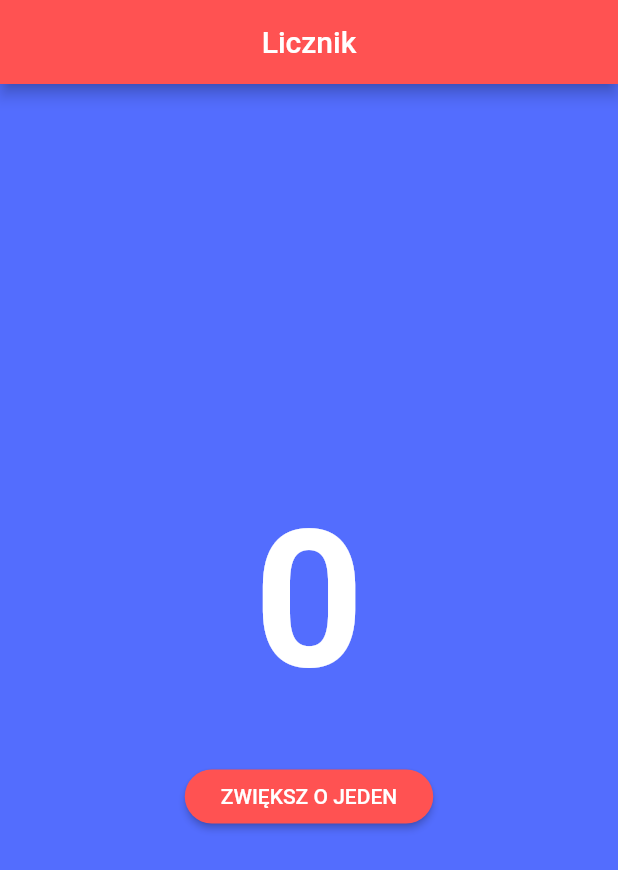
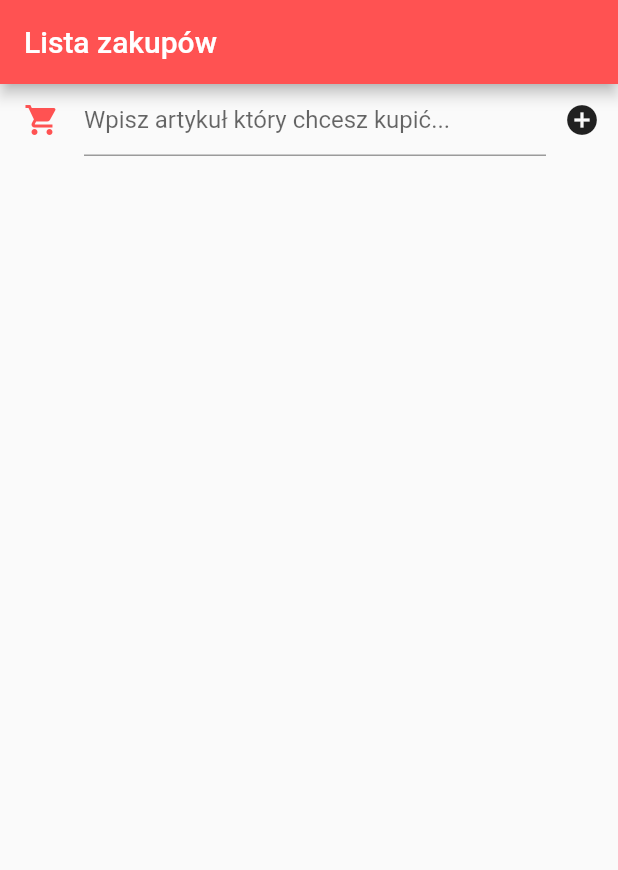
Before and after one commit to jlukas99/flutter-przyspieszony-kurs, a Flutter app: the screen it shows after launch, on a phone screen of 412 x 824 dp. Shown: the top 870 px of the screen. Run offline on Flutter 3.47's test engine with Material 2 defaults, Android fonts, the phone set to English and light mode, and no system bars.

Commit message:
Lekcja 2 - Lista zakupów

```diff
--- a/lib/main.dart
+++ b/lib/main.dart
@@ -1,5 +1,7 @@
 import 'package:flutter/material.dart';
 import 'package:lekcja1/pages/counter.dart';
+import 'package:lekcja1/pages/shopping_list.dart';
+import 'package:lekcja1/pages/test.dart';
 
 //Funkcja która startuje naszą aplikacje
 void main() {
@@ -11,7 +13,7 @@ class App extends StatelessWidget {
   @override
   Widget build(BuildContext context) {
     return MaterialApp(
-      home: CounterPage(),
+      home: ShoppingListPage(),
     );
   }
 }
--- /dev/null
+++ b/lib/pages/shopping_list.dart
@@ -0,0 +1,77 @@
+import 'package:flutter/material.dart';
+import 'package:lekcja1/pages/test.dart';
+
+class ShoppingListPage extends StatefulWidget {
+  @override
+  _ShoppingListPageState createState() => _ShoppingListPageState();
+}
+
+class _ShoppingListPageState extends State<ShoppingListPage> {
+  TextEditingController productController = TextEditingController();
+
+  List<String> productsList = [];
+
+  @override
+  Widget build(BuildContext context) {
+    return Scaffold(
+      appBar: AppBar(
+        title: Text("Lista zakupów"),
+        backgroundColor: Colors.redAccent,
+      ),
+      body: Column(
+        children: [
+          Padding(
+            padding: const EdgeInsets.only(left: 16),
+            child: Row(
+              children: [
+                Expanded(
+                  child: TextField(
+                    controller: productController,
+                    decoration: InputDecoration(
+                      hintText: "Wpisz artykuł który chcesz kupić...",
+                      icon: Icon(
+                        Icons.shopping_cart,
+                        color: Colors.redAccent,
+                      ),
+                    ),
+                  ),
+                ),
+                IconButton(
+                  icon: Icon(Icons.add_circle),
+                  onPressed: () {
+                    setState(() {
+                      productsList.add(productController.text);
+                      productController.clear();
+                    });
+                  },
+                ),
+              ],
+            ),
+          ),
+          Expanded(
+            child: ListView.builder(
+              itemCount: productsList.length,
+              padding: EdgeInsets.only(top: 24),
+              itemBuilder: (_, index) {
+                return ListTile(
+                  title: Text(productsList[index]),
+                  leading: CircleAvatar(
+                    child: Text("${index + 1}"),
+                  ),
+                  trailing: IconButton(
+                    icon: Icon(Icons.delete),
+                    onPressed: () {
+                      setState(() {
+                        productsList.removeAt(index);
+                      });
+                    },
+                  ),
+                );
+              },
+            ),
+          ),
+        ],
+      ),
+    );
+  }
+}
```
Also changed, not shown: lib/pages/shopping_list_example.dart (added, +71 -0 lines), lib/pages/test.dart (added, +55 -0 lines).
